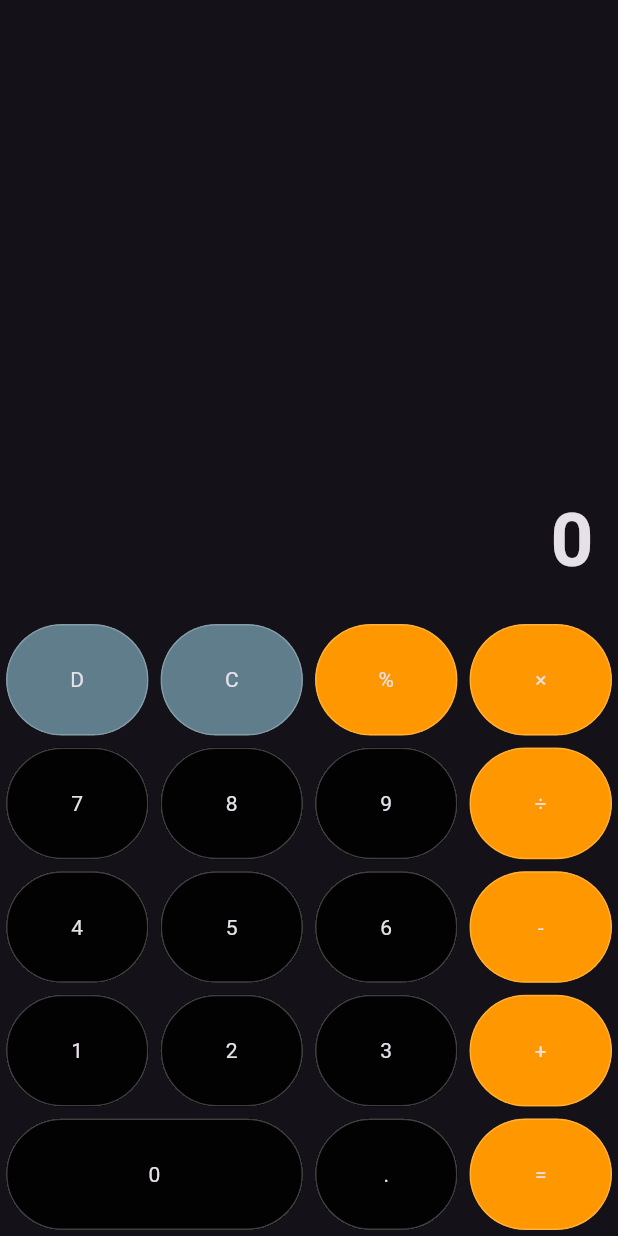
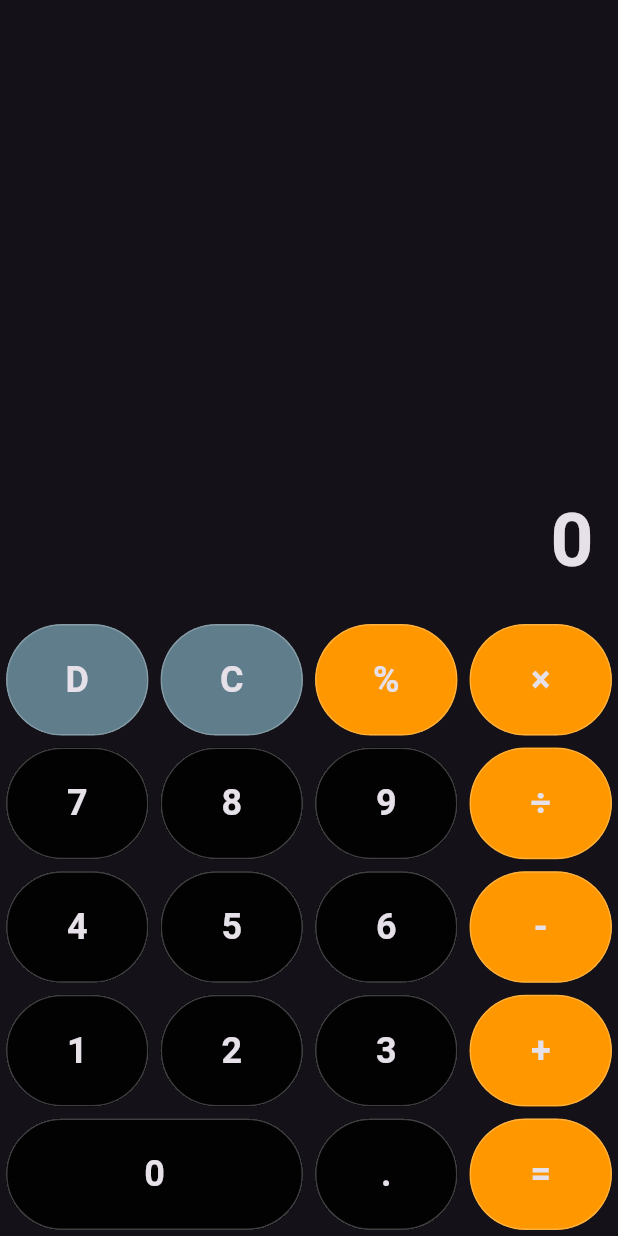
Before and after one commit to NipunaMadula/Flutter-Calc, a Flutter app: the screen it shows after launch, on a phone screen of 412 x 824 dp. Run offline on Flutter 3.47's test engine with Material 3 defaults, Android fonts, the phone set to English and light mode, and no system bars.

Commit message:
Add fontSize and fontWeight

```diff
--- a/lib/calculator_screen.dart
+++ b/lib/calculator_screen.dart
@@ -66,11 +66,13 @@ Widget buildbutton(value) {
       ),
       child: Center(
         child: InkWell(
-          onTap: () {
-
-          },
+          onTap: () {},
           child: Center(
-            child: Text(value)),
+            child: Text(value,style: TextStyle(
+            fontWeight: FontWeight.bold,
+            fontSize: 24,
+            ))
+            ),
         )),
     ),
   );
```
